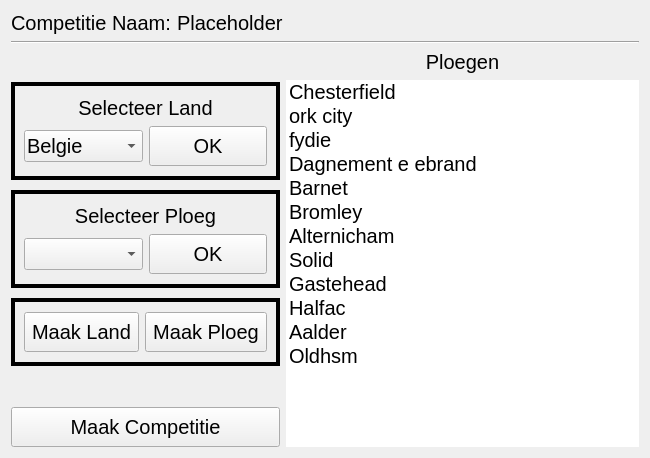
This is ui/CreateCompetition.ui in Ancalagon02/LeagueTracker2 as Qt 5 draws it before an edit. The edited form follows.
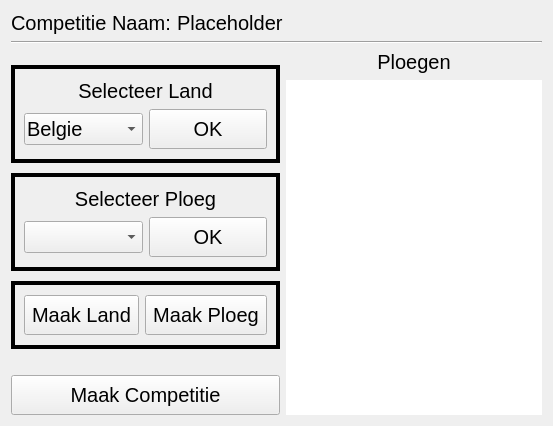
This is the edited form.

Commit message: added create country

What changed in the file:
```diff
--- a/ui/CreateCompetition.ui
+++ b/ui/CreateCompetition.ui
@@ -2,14 +2,6 @@
 <ui version="4.0">
  <class>CreateCompetition</class>
  <widget class="QWidget" name="CreateCompetition">
-  <property name="geometry">
-   <rect>
-    <x>0</x>
-    <y>0</y>
-    <width>650</width>
-    <height>458</height>
-   </rect>
-  </property>
   <property name="windowTitle">
    <string>Maak Competitie</string>
   </property>
@@ -47,9 +39,6 @@
    </item>
    <item row="1" column="0" colspan="2">
     <widget class="Line" name="line">
-     <property name="autoFillBackground">
-      <bool>false</bool>
-     </property>
      <property name="orientation">
       <enum>Qt::Orientation::Horizontal</enum>
      </property>
@@ -275,66 +264,6 @@
        <property name="selectionMode">
         <enum>QAbstractItemView::SelectionMode::NoSelection</enum>
        </property>
-       <item>
-        <property name="text">
-         <string>Chesterfield</string>
-        </property>
-       </item>
-       <item>
-        <property name="text">
-         <string>ork city</string>
-        </property>
-       </item>
-       <item>
-        <property name="text">
-         <string>fydie</string>
-        </property>
-       </item>
-       <item>
-        <property name="text">
-         <string>Dagnement e ebrand</string>
-        </property>
-       </item>
-       <item>
-        <property name="text">
-         <string>Barnet</string>
-        </property>
-       </item>
-       <item>
-        <property name="text">
-         <string>Bromley</string>
-        </property>
-       </item>
-       <item>
-        <property name="text">
-         <string>Alternicham</string>
-        </property>
-       </item>
-       <item>
-        <property name="text">
-         <string>Solid</string>
-        </property>
-       </item>
-       <item>
-        <property name="text">
-         <string>Gastehead</string>
-        </property>
-       </item>
-       <item>
-        <property name="text">
-         <string>Halfac</string>
-        </property>
-       </item>
-       <item>
-        <property name="text">
-         <string>Aalder</string>
-        </property>
-       </item>
-       <item>
-        <property name="text">
-         <string>Oldhsm</string>
-        </property>
-       </item>
       </widget>
      </item>
     </layout>
```
The commit also changes 4 other files.
